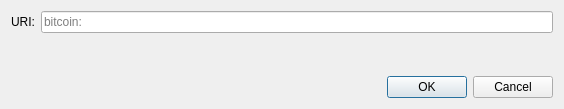
dogecoin/dogecoin, file src/qt/forms/openuridialog.ui: the form before one commit.
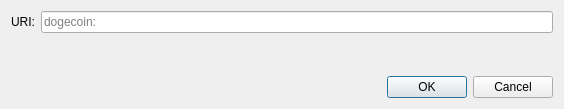
The form after the commit. Custom widgets are drawn as their Qt base class.

Commit message: Fix some strings still referencing bitcoin

```diff
--- a/src/qt/forms/openuridialog.ui
+++ b/src/qt/forms/openuridialog.ui
@@ -26,7 +26,7 @@
      <item>
       <widget class="QValidatedLineEdit" name="uriEdit">
        <property name="placeholderText">
-        <string notr="true">bitcoin:</string>
+        <string notr="true">dogecoin:</string>
        </property>
       </widget>
      </item>
```
Left out of the diff: 2 changed lines with no effect on the pictures. The commit also changes 4 other files.
